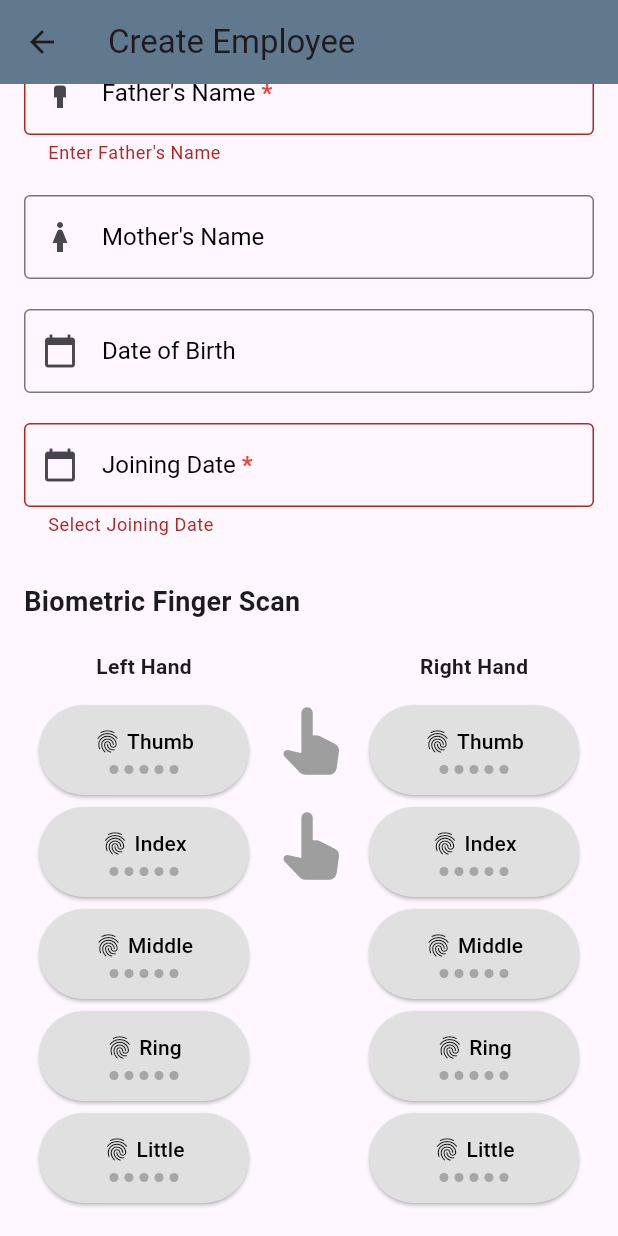
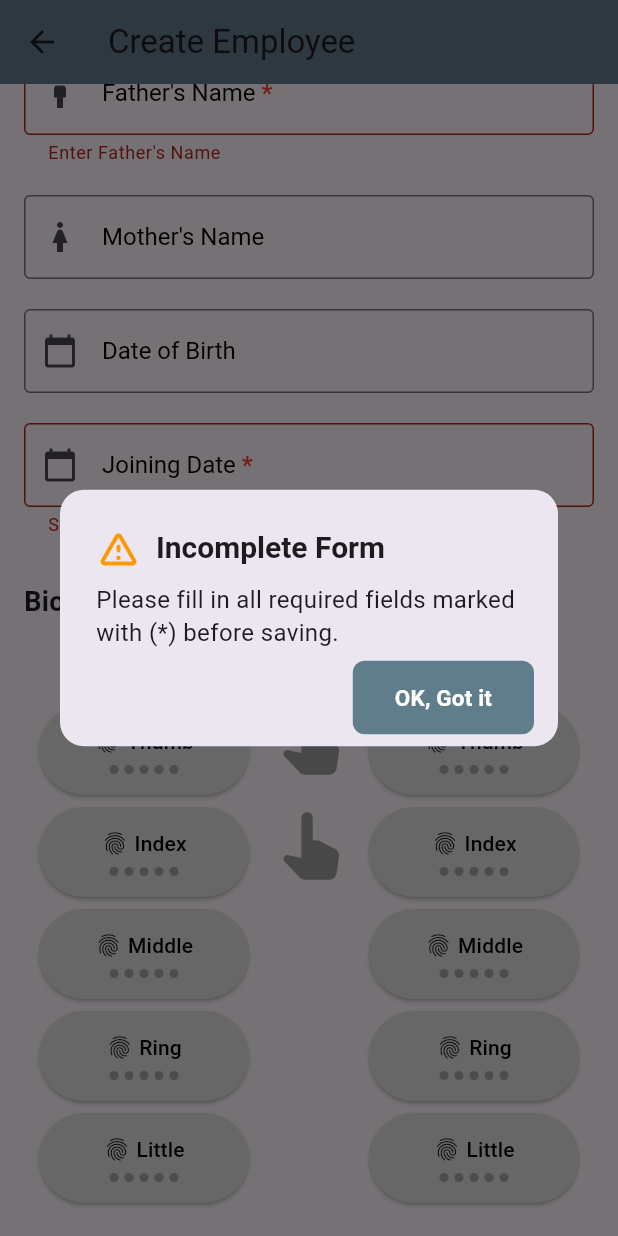
Before and after one commit to zisan-swe/bio_attendance_app, a Flutter app: the EmployeeCreatePage screen opened directly, scrolled down 648 dp, after a tap on "Save Employee", on a phone screen of 412 x 824 dp. Run offline on Flutter 3.47's test engine with Material 3 defaults, Android fonts, the phone set to English and light mode, and no system bars; our stand-ins replace connectivity_plus, geolocator, image_picker, shared_preferences, sqflite, timezone; accounts and stored records are empty.

Commit message:
Employee fillup from

```diff
--- a/lib/screens/employee/employee_create_page.dart
+++ b/lib/screens/employee/employee_create_page.dart
@@ -25,6 +25,8 @@ class _EmployeeCreatePageState extends State<EmployeeCreatePage> {
   final _formKey = GlobalKey<FormState>();
   final picker = ImagePicker();
   final _fingerSvc = FingerprintService();
+  bool _saving = false;
+
 
   // Controllers
   final nameController = TextEditingController();
@@ -463,9 +465,74 @@ class _EmployeeCreatePageState extends State<EmployeeCreatePage> {
     return employeeId;
   }
 
+  void _showRequiredFieldsDialog() {
+    showDialog(
+      context: context,
+      barrierDismissible: false, // force user to tap OK
+      builder: (context) {
+        return AlertDialog(
+          shape: RoundedRectangleBorder(
+            borderRadius: BorderRadius.circular(16),
+          ),
+          titlePadding: const EdgeInsets.fromLTRB(24, 24, 24, 8),
+          contentPadding: const EdgeInsets.fromLTRB(24, 0, 24, 8),
+          actionsPadding: const EdgeInsets.only(right: 16, bottom: 8),
+          title: Row(
+            children: const [
+              Icon(Icons.warning_amber_rounded, color: Colors.orange, size: 30),
+              SizedBox(width: 10),
+              Text(
+                'Incomplete Form',
+                style: TextStyle(
+                  fontWeight: FontWeight.bold,
+                  fontSize: 20,
+                ),
+              ),
+            ],
+          ),
+          content: const Text(
+            'Please fill in all required fields marked with (*) before saving.',
+            style: TextStyle(
+              fontSize: 16,
+              height: 1.4,
+            ),
+          ),
+          actions: [
+            TextButton(
+              style: TextButton.styleFrom(
+                foregroundColor: Colors.white,
+                backgroundColor: Colors.blueGrey,
+                shape: RoundedRectangleBorder(
+                  borderRadius: BorderRadius.circular(8),
+                ),
+              ),
+              onPressed: () => Navigator.pop(context),
+              child: const Padding(
+                padding: EdgeInsets.symmetric(horizontal: 16, vertical: 6),
+                child: Text(
+                  'OK, Got it',
+                  style: TextStyle(fontSize: 15, fontWeight: FontWeight.w600),
+                ),
+              ),
+            ),
+          ],
+        );
+      },
+    );
+  }
+
+
+
   Future<void> _save() async {
-    if (_formKey.currentState!.validate()) {
+    // ফর্ম ভ্যালিডেশন—ফেল করলে পপআপ
+    final isValid = _formKey.currentState!.validate();
+    if (!isValid) {
+      _showRequiredFieldsDialog(); // <- পপআপ
+      return;
+    }
 
+    setState(() => _saving = true); // Loader ON
+    try {
       // 🔎 Duplicate employeeNo guard
       final empNo = codeController.text.trim();
       if (await _employeeNoExists(empNo)) {
@@ -482,8 +549,7 @@ class _EmployeeCreatePageState extends State<EmployeeCreatePage> {
       if (await _hasDuplicateFingerInDB()) return;
 
       final provider = Provider.of<EmployeeProvider>(context, listen: false);
-      final dailyWages =
-          double.tryParse(dailyWagesController.text.trim()) ?? 0.0;
+      final dailyWages = double.tryParse(dailyWagesController.text.trim()) ?? 0.0;
 
       final setting = await DatabaseHelper.instance.getSettingBySlug('company_id');
       final companyId = int.tryParse(setting?.value ?? '') ?? 1;
@@ -494,7 +560,7 @@ class _EmployeeCreatePageState extends State<EmployeeCreatePage> {
         id: widget.employee?.id,
         name: nameController.text.trim(),
         email: emailController.text.trim(),
-        employeeNo: empNo, // <- use trimmed ID
+        employeeNo: empNo,
         nid: nidController.text.trim(),
         dailyWages: dailyWages,
         phone: phoneController.text.trim(),
@@ -534,7 +600,9 @@ class _EmployeeCreatePageState extends State<EmployeeCreatePage> {
         );
       }
 
-      Navigator.pop(context, true);
+      if (mounted) Navigator.pop(context, true);
+    } finally {
+      if (mounted) setState(() => _saving = false); // Loader OFF
     }
   }
 
@@ -851,9 +919,14 @@ class _EmployeeCreatePageState extends State<EmployeeCreatePage> {
                   SizedBox(
                     width: double.infinity,
                     child: ElevatedButton.icon(
-                      onPressed: _save,
-                      icon: const Icon(Icons.save),
-                      label: const Text('Save Employee'),
+                      onPressed: _saving ? null : _save,
+                      icon: _saving
+                          ? const SizedBox(
+                        height: 20, width: 20,
+                        child: CircularProgressIndicator(strokeWidth: 2, color: Colors.white),
+                      )
+                          : const Icon(Icons.save),
+                      label: Text(_saving ? 'Saving...' : 'Save Employee'),
                       style: ElevatedButton.styleFrom(
                         minimumSize: const Size(double.infinity, 48),
                       ),
```
